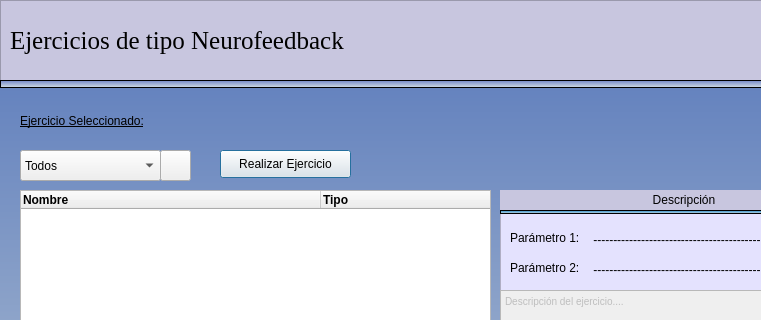
Qt form pythonProject/vistas/ejerciciosTerapiaNeurofeedback.ui (francisco2124/Cognidron-EEG-Version1.0) before a commit; both pictures show x 0 to 761 and y 0 to 320 of the 873 by 700 pixel window.
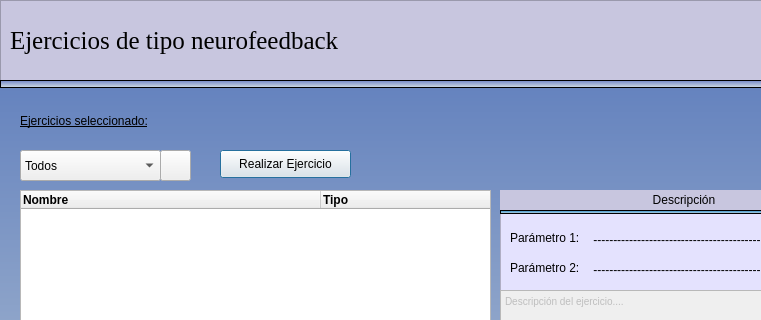
The same form after that commit. Icons and pictures are not drawn.

The edit to the form file:
```diff
--- a/pythonProject/vistas/ejerciciosTerapiaNeurofeedback.ui
+++ b/pythonProject/vistas/ejerciciosTerapiaNeurofeedback.ui
@@ -46,7 +46,7 @@
 text-decoration: underline;</string>
    </property>
    <property name="text">
-    <string>Ejercicio Seleccionado:</string>
+    <string>Ejercicios seleccionado:</string>
    </property>
   </widget>
   <widget class="QPushButton" name="btnRealizar">
@@ -143,7 +143,7 @@
 font: 75 19pt &quot;Times New Roman&quot;;</string>
     </property>
     <property name="text">
-     <string>Ejercicios de tipo Neurofeedback</string>
+     <string>Ejercicios de tipo neurofeedback</string>
     </property>
    </widget>
    <widget class="QLabel" name="label_25">
```
